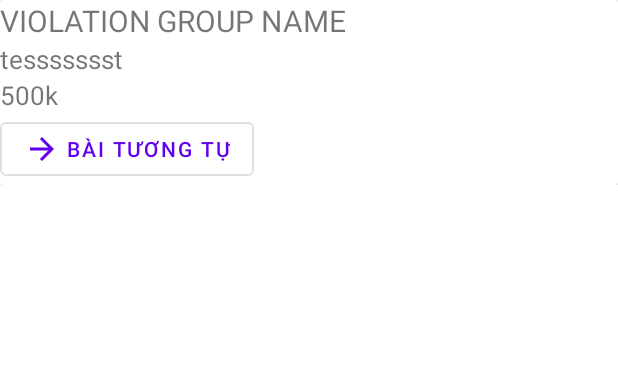
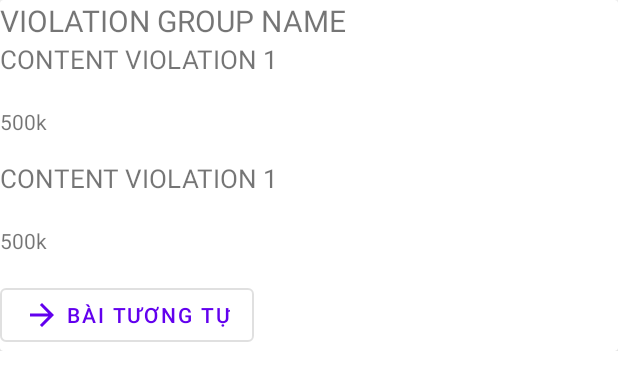
Before and after one commit to ngotuankiet/ChongCongAnTom, an Android app: the layout item_violation_group.xml on its own in the app's theme, with its tools: preview values and no code run, on a phone screen of 412 x 824 dp. Shown: the top 390 px of the screen. Run offline under Robolectric (Android 15) with nearby library versions, the phone set to English and light mode, and no system bars.

Commit message:
xong van de do view

```diff
--- a/TrafficLaws/app/src/main/java/com/kietngo/example/laws/traffic/repository/room/model/violationgroup/ViolationGroupDao.kt
+++ b/TrafficLaws/app/src/main/java/com/kietngo/example/laws/traffic/repository/room/model/violationgroup/ViolationGroupDao.kt
@@ -1,5 +1,6 @@
 package com.kietngo.example.laws.traffic.repository.room.model.violationgroup
 
+import androidx.lifecycle.LiveData
 import androidx.room.Dao
 import androidx.room.Query
 
@@ -7,5 +8,5 @@ import androidx.room.Query
 interface ViolationGroupDao {
 
     @Query("SELECT * FROM TABLE_VIOLATION_GROUP")
-    fun getAllViolationGroup(): List<ViolationGroup>
+    fun getAllViolationGroup(): LiveData<List<ViolationGroup>>
 }
--- /dev/null
+++ b/TrafficLaws/app/src/main/res/layout/item_violation.xml
@@ -0,0 +1,26 @@
+<?xml version="1.0" encoding="utf-8"?>
+<layout xmlns:android="http://schemas.android.com/apk/res/android">
+
+    <data>
+
+    </data>
+
+    <LinearLayout
+        android:orientation="vertical"
+        android:layout_width="match_parent"
+        android:layout_height="wrap_content" >
+        <TextView
+            android:id="@+id/tv_title_violation"
+            android:text="@string/content_violation_1"
+            android:textSize="17sp"
+            android:lines="2"
+            android:layout_width="wrap_content"
+            android:layout_height="wrap_content"/>
+        <TextView
+            android:id="@+id/tv_value_violation"
+            android:text="@string/_500k"
+            android:lines="2"
+            android:layout_width="wrap_content"
+            android:layout_height="wrap_content"/>
+    </LinearLayout>
+</layout>
--- a/TrafficLaws/app/src/main/res/layout/item_violation_group.xml
+++ b/TrafficLaws/app/src/main/res/layout/item_violation_group.xml
@@ -1,6 +1,7 @@
 <?xml version="1.0" encoding="utf-8"?>
 <layout xmlns:android="http://schemas.android.com/apk/res/android"
-    xmlns:app="http://schemas.android.com/apk/res-auto">
+    xmlns:app="http://schemas.android.com/apk/res-auto"
+    xmlns:tools="http://schemas.android.com/tools">
 
     <data>
 
@@ -24,18 +25,12 @@
                     android:layout_height="wrap_content"
                     android:text="@string/violation_group_name"
                     android:textSize="20sp" />
-                <TextView
-                    android:id="@+id/tv_test_item_violation"
-                    android:layout_width="wrap_content"
+                <androidx.recyclerview.widget.RecyclerView
+                    android:id="@+id/list_violation"
+                    android:layout_width="match_parent"
                     android:layout_height="wrap_content"
-                    android:text="tessssssst"
-                    android:textSize="@dimen/sp_17" />
-                <TextView
-                    android:id="@+id/tv_money_value"
-                    android:text="@string/default_money_value"
-                    android:textSize="@dimen/sp_17"
-                    android:layout_width="wrap_content"
-                    android:layout_height="wrap_content"/>
+                    tools:itemCount="2"
+                    tools:listitem="@layout/item_violation" />
                 <Button
                     android:id="@+id/btn_violation_more"
                     style="?attr/materialButtonOutlinedStyle"
--- a/TrafficLaws/app/src/main/res/values/strings.xml
+++ b/TrafficLaws/app/src/main/res/values/strings.xml
@@ -12,4 +12,6 @@
     <string name="violation_group_name">VIOLATION GROUP NAME</string>
     <string name="default_money_value">500k</string>
     <string name="more_violation">Bài Tương tự</string>
+    <string name="content_violation_1">CONTENT VIOLATION 1</string>
+    <string name="_500k">500k</string>
 </resources>
```
Also changed, not shown: TrafficLaws/app/src/main/java/com/kietngo/example/laws/traffic/repository/repository/ViolationGroupRepository.kt (added, +20 -0 lines), TrafficLaws/app/src/main/java/com/kietngo/example/laws/traffic/repository/repository/ViolationRepository.kt (added, +33 -0 lines), TrafficLaws/app/src/main/java/com/kietngo/example/laws/traffic/repository/room/model/violation/ViolationDao.kt (+4 -4 lines), TrafficLaws/app/src/main/java/com/kietngo/example/laws/traffic/ui/content/Content.kt (added, +15 -0 lines), TrafficLaws/app/src/main/java/com/kietngo/example/laws/traffic/ui/home/HomeFragment.kt (+17 -5 lines), TrafficLaws/app/src/main/java/com/kietngo/example/laws/traffic/ui/home/HomeViewModel.kt (+24 -20 lines), TrafficLaws/app/src/main/java/com/kietngo/example/laws/traffic/ui/home/ViolationAdapter.kt (added, +45 -0 lines), TrafficLaws/app/src/main/java/com/kietngo/example/laws/traffic/ui/home/ViolationGroupAdapter.kt (+21 -6 lines), TrafficLaws/app/src/main/java/com/kietngo/example/laws/traffic/ui/model/ViolationUI.kt (added, +9 -0 lines).
